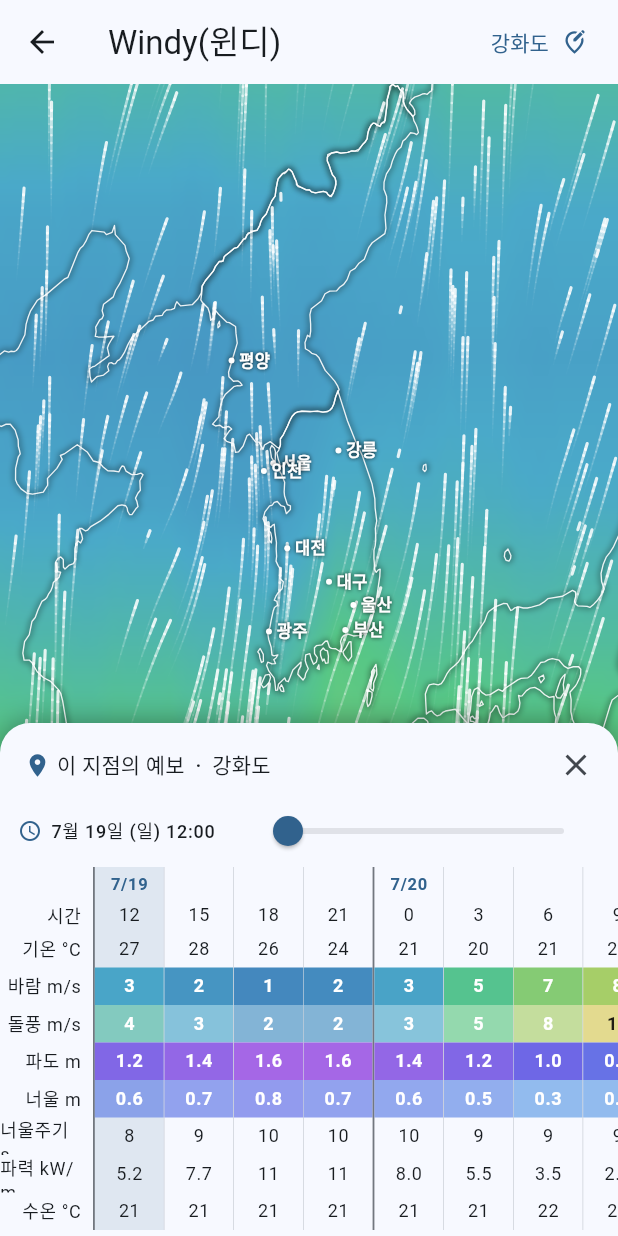
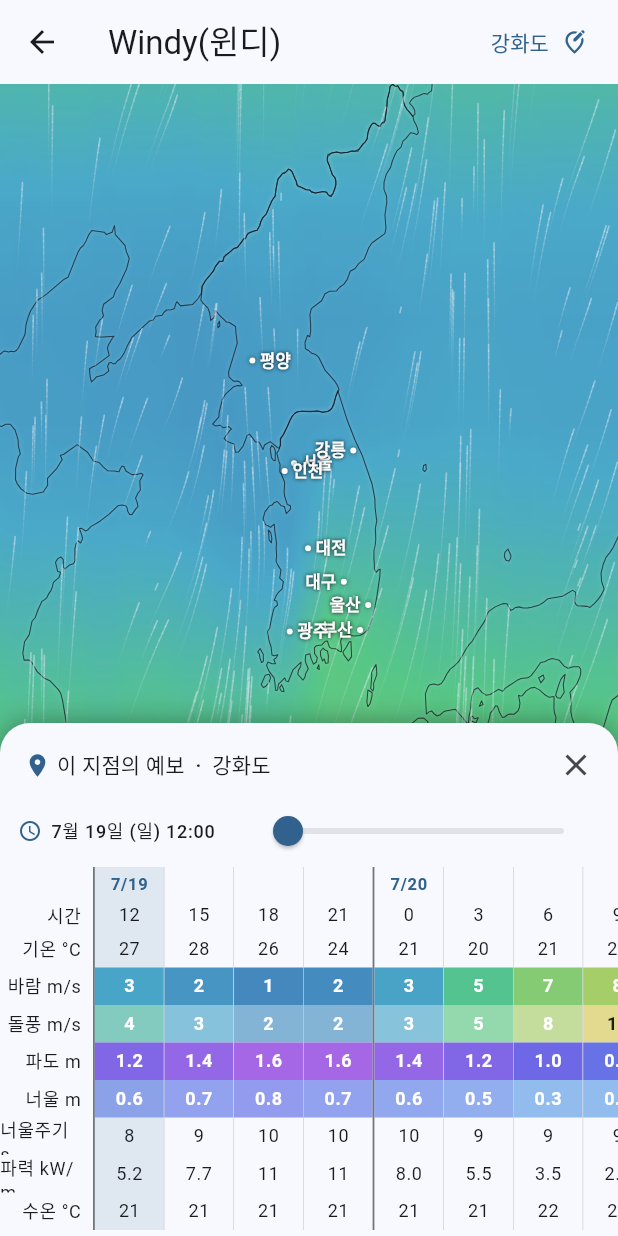
Before and after one commit to bisan74-lab/BadaMobile, a Flutter app: the WeatherScreen screen opened directly, after a tap on "강화도", on a phone screen of 412 x 824 dp. Run offline on Flutter 3.47's test engine with Material 3 defaults, Android fonts, the phone set to English and light mode, and no system bars; our stand-ins replace flutter_riverpod, geolocator, shared_preferences; accounts and stored records are empty; network calls fail.

Commit message:
Windy 지도: 바람선 흐린흰색·해안선 얇은 흑선·라벨 확대정렬·ECMWF 바람
1. 바람 흐름선을 순백 대신 흐린 회백색(0xFFDCE6F0)으로, 투명도↑(alpha
   0.5)·굵기↓로 은은하게(혜성 꼬리 느낌 제거).
2. 해안선을 windy처럼 얇고 검정에 가까운 선(0xFF10161F, 굵기 0.7)으로,
   가독용 옅은 헤일로만 살짝.
3. 지명 라벨을 확대해도 지리 지점에 고정(topLeft 피벗 역확대) — 기존
   center 피벗은 배율에 따라 라벨이 동쪽 바다로 밀렸다. 뷰 중심보다 동쪽
   지점은 글자를 마커 왼쪽(반도 안쪽)에 둬 동해안 지명이 바다로 안 나가게.
4. 바람 데이터 출처를 Windy 기본 레이어와 같은 ECMWF(ecmwf_ifs025)로 변경,
   격자 해상도 10x12→14x16로 촘촘히 해 방향 정확도↑.
5. 앱 버전 v0.1.07 (pubspec 0.1.7+8)

Co-Authored-By: Claude Opus 4.8 <noreply@anthropic.com>
Claude-Session: https://claude.ai/code/session_01UwJAvLga6vHoPoML5Ts7qP

```diff
--- a/lib/features/settings/app_info.dart
+++ b/lib/features/settings/app_info.dart
@@ -4,7 +4,7 @@ class AppInfo {
   const AppInfo._();
 
   static const appName = '바다 윈디';
-  static const appVersion = '0.1.06';
+  static const appVersion = '0.1.07';
   static const releaseDate = '2026-07-19';
 
   /// 오류신고 및 사업제휴 문의 이메일.
--- a/lib/features/weather/data/repositories/open_meteo_wind_field_repository.dart
+++ b/lib/features/weather/data/repositories/open_meteo_wind_field_repository.dart
@@ -26,7 +26,15 @@ class OpenMeteoWindFieldRepository implements WindFieldRepository {
   // 연동 불필요) 범위만 넓히면 된다.
   static const double minLat = 26.5, maxLat = 45.5;
   static const double minLon = 118.5, maxLon = 136.5;
-  static const int latSteps = 10, lonSteps = 12;
+
+  /// 격자 해상도. 촘촘할수록 바람 방향이 국지적으로 더 정확해진다
+  /// (파티클은 이 격자를 쌍선형 보간해 흐른다).
+  static const int latSteps = 14, lonSteps = 16;
+
+  /// 바람 데이터 출처 모델. Windy 기본 레이어와 같은 ECMWF(IFS 0.25°)를 써서
+  /// 바람 방향·세기를 Windy와 최대한 일치시킨다. 응답이 없으면(모델 미제공 등)
+  /// 상위 조립부의 캐싱→목업 폴백 체인이 앱 실행을 막지 않는다.
+  static const String _model = 'ecmwf_ifs025';
 
   List<double> _latGrid() {
     final step = (maxLat - minLat) / (latSteps - 1);
@@ -55,6 +63,7 @@ class OpenMeteoWindFieldRepository implements WindFieldRepository {
       'current': 'wind_speed_10m,wind_direction_10m',
       'wind_speed_unit': 'ms',
       'timezone': 'Asia/Seoul',
+      'models': _model,
     });
 
     final res = await _client.get(uri);
@@ -110,6 +119,7 @@ class OpenMeteoWindFieldRepository implements WindFieldRepository {
       'wind_speed_unit': 'ms',
       'timezone': 'Asia/Seoul',
       'forecast_days': forecastDays.toString(),
+      'models': _model,
     });
 
     final res = await _client.get(uri);
--- a/lib/features/weather/presentation/weather_screen.dart
+++ b/lib/features/weather/presentation/weather_screen.dart
@@ -335,7 +335,8 @@ class _WindMapAreaState extends State<_WindMapArea> {
                       child: CustomPaint(
                         painter: WindMapPainter(
                           particles: widget.particles,
-                          color: Colors.white,
+                          // 순백이 아니라 살짝 흐린 회백색으로 은은하게.
+                          color: const Color(0xFFDCE6F0),
                         ),
                         size: fieldRect.size,
                       ),
--- a/lib/features/weather/presentation/widgets/coastline_painter.dart
+++ b/lib/features/weather/presentation/widgets/coastline_painter.dart
@@ -17,19 +17,20 @@ class CoastlinePainter extends CustomPainter {
 
   @override
   void paint(Canvas canvas, Size size) {
-    // 그림자(글로우): 넓고 어둡게 블러 처리해 밑에 깔고,
-    final shadow = Paint()
-      ..color = Colors.black.withValues(alpha: 0.45)
+    // 윈디 지도처럼 **얇고 검정에 가까운 선**으로 해안선을 그린다.
+    // 어두운 바다 위에서도 경계가 읽히도록, 아주 옅은 밝은 헤일로(글로우)를
+    // 살짝 깔고 그 위에 얇은 짙은 선을 얹는다.
+    final halo = Paint()
+      ..color = Colors.white.withValues(alpha: 0.12)
       ..style = PaintingStyle.stroke
-      ..strokeWidth = 2.4
+      ..strokeWidth = 1.6
       ..strokeCap = StrokeCap.round
       ..strokeJoin = StrokeJoin.round
-      ..maskFilter = const ui.MaskFilter.blur(ui.BlurStyle.normal, 2);
-    // 그 위에 얇고 밝은 선을 얹는다.
+      ..maskFilter = const ui.MaskFilter.blur(ui.BlurStyle.normal, 1.4);
     final line = Paint()
-      ..color = Colors.white.withValues(alpha: 0.9)
+      ..color = const Color(0xFF10161F).withValues(alpha: 0.72)
       ..style = PaintingStyle.stroke
-      ..strokeWidth = 0.9
+      ..strokeWidth = 0.7
       ..strokeCap = StrokeCap.round
       ..strokeJoin = StrokeJoin.round;
 
@@ -51,7 +52,7 @@ class CoastlinePainter extends CustomPainter {
       }
     }
     for (final path in paths) {
-      canvas.drawPath(path, shadow);
+      canvas.drawPath(path, halo);
     }
     for (final path in paths) {
       canvas.drawPath(path, line);
--- a/lib/features/weather/presentation/widgets/map_city_labels.dart
+++ b/lib/features/weather/presentation/widgets/map_city_labels.dart
@@ -114,20 +114,13 @@ class MapCityLabelLayer extends StatelessWidget {
               builder: (context) {
                 // 해안선과 같은 보정값을 적용해 지명이 육지 위에 얹히도록 한다.
                 final o = projection.project(c.lat, c.lon + kMapLonShift);
-                return Positioned(
-                  left: o.dx,
-                  top: o.dy,
-                  child: Transform.scale(
-                    scale: 1 / scale,
-                    alignment: Alignment.center,
-                    child: FractionalTranslation(
-                      translation: const Offset(-0.5, -0.5),
-                      child: Row(
-                        mainAxisSize: MainAxisSize.min,
-                        children: [
+                // 반도 안쪽(지도 중심)을 향해 글자를 배치한다: 뷰 중심 경도보다
+                // 동쪽 지점이면 글자를 마커 왼쪽에 둬 동해안 지명이 바다로
+                // 삐져나가지 않게 한다.
+                final textLeft = c.lon > (b.minLon + b.maxLon) / 2 && !c.island;
                 // 섬은 하늘색 마름모, 육지 도시는 흰 원으로 구분한다.
-                          if (c.island)
-                            Transform.rotate(
+                final marker = c.island
+                    ? Transform.rotate(
                         angle: 0.785398, // 45°
                         child: Container(
                           width: 4,
@@ -135,45 +128,52 @@ class MapCityLabelLayer extends StatelessWidget {
                           decoration: const BoxDecoration(
                             color: Color(0xFF9AD7FF),
                             boxShadow: [
-                                    BoxShadow(
-                                      color: Colors.black54,
-                                      blurRadius: 2,
-                                    ),
+                              BoxShadow(color: Colors.black54, blurRadius: 2),
                             ],
                           ),
                         ),
                       )
-                          else
-                            Container(
+                    : Container(
                         width: 4,
                         height: 4,
                         decoration: const BoxDecoration(
                           color: Colors.white,
                           shape: BoxShape.circle,
                           boxShadow: [
-                                  BoxShadow(
-                                    color: Colors.black54,
-                                    blurRadius: 2,
-                                  ),
+                            BoxShadow(color: Colors.black54, blurRadius: 2),
                           ],
                         ),
-                            ),
-                          const SizedBox(width: 3),
-                          Text(
+                      );
+                final label = Text(
                   c.name,
                   style: TextStyle(
-                              color: c.island
-                                  ? const Color(0xFFDCF1FF)
-                                  : Colors.white,
+                    color: c.island ? const Color(0xFFDCF1FF) : Colors.white,
                     fontSize: c.rank == 1 ? 11 : 9.5,
                     fontWeight: FontWeight.w600,
-                              shadows: const [
-                                Shadow(color: Colors.black, blurRadius: 3),
-                              ],
+                    shadows: const [Shadow(color: Colors.black, blurRadius: 3)],
                   ),
-                          ),
-                        ],
-                      ),
+                );
+                final row = Row(
+                  mainAxisSize: MainAxisSize.min,
+                  children: textLeft
+                      ? [label, const SizedBox(width: 3), marker]
+                      : [marker, const SizedBox(width: 3), label],
+                );
+                return Positioned(
+                  left: o.dx,
+                  top: o.dy,
+                  // 확대해도 지리 지점(o)에 마커가 고정되도록 topLeft를
+                  // 피벗으로 역확대한다(기존 center 피벗은 배율에 따라 라벨이
+                  // 동쪽으로 밀려 바다에 걸쳐 보이는 문제가 있었다).
+                  child: Transform.scale(
+                    scale: 1 / scale,
+                    alignment: Alignment.topLeft,
+                    child: FractionalTranslation(
+                      // 세로는 항상 가운데, 가로는 마커가 o에 오도록 정렬.
+                      // 글자를 왼쪽에 둘 땐 행 전체를 왼쪽으로 당겨 마커를 o에
+                      // 붙인다.
+                      translation: Offset(textLeft ? -1.0 : 0.0, -0.5),
+                      child: row,
                     ),
                   ),
                 );
--- a/lib/features/weather/presentation/widgets/wind_map_painter.dart
+++ b/lib/features/weather/presentation/widgets/wind_map_painter.dart
@@ -33,13 +33,14 @@ class WindMapPainter extends CustomPainter {
       final n = trail.length;
       if (n < 2) continue;
       // 궤적을 잔상이 남는 흐름선으로 그린다: 꼬리(오래된 점)는 가늘고
-      // 투명하게, 머리(최근 점)로 갈수록 밝고 굵게 해 바람이 흐르는
-      // 방향으로 뻗는 선처럼 보이게 한다(윈디 스타일).
+      // 투명하게, 머리(최근 점)로 갈수록 살짝 진해지되 전체적으로 은은한
+      // 흐린 흰색으로 얇게 그린다(윈디 스타일 — 너무 밝은 흰 점이 아니라
+      // 흐릿한 흐름선). 굵기 변화를 줄여 혜성 꼬리처럼 보이지 않게 한다.
       for (var i = 1; i < n; i++) {
         final t = i / (n - 1); // 0(꼬리) ~ 1(머리)
         paint
-          ..color = color.withValues(alpha: t * t * 0.85)
-          ..strokeWidth = 0.5 + t * 1.6;
+          ..color = color.withValues(alpha: t * t * 0.5)
+          ..strokeWidth = 0.4 + t * 0.7;
         canvas.drawLine(
           Offset(trail[i - 1].dx * size.width, trail[i - 1].dy * size.height),
           Offset(trail[i].dx * size.width, trail[i].dy * size.height),
--- a/pubspec.yaml
+++ b/pubspec.yaml
@@ -2,7 +2,7 @@ name: bada_mobile
 description: "물때·조석 정보와 바람·해양 날씨를 한 앱에서 - BadaMobile (바다윈디)"
 publish_to: 'none'
 
-version: 0.1.6+7
+version: 0.1.7+8
 
 environment:
   sdk: ^3.8.1
```
Lines whose indentation alone changed are shown as unchanged.
